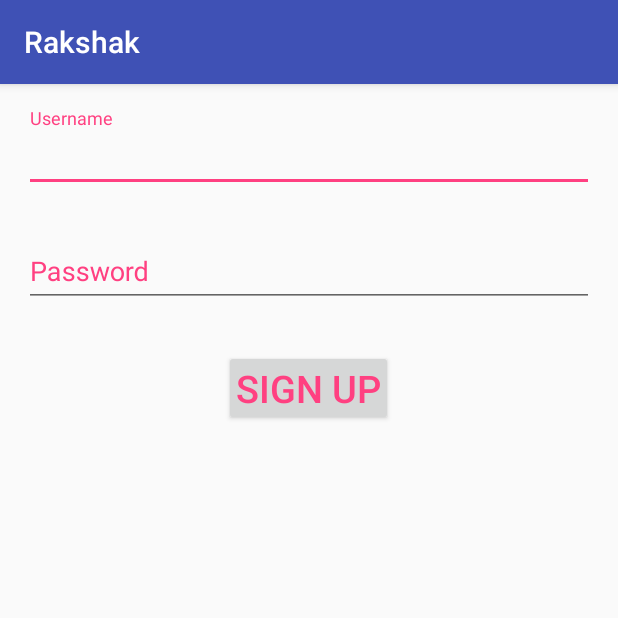
After one commit to GauravChaddha1996/Rakshak, an Android app: the RegisterActivity screen opened directly, with no data from a screen before it, on a phone screen of 412 x 824 dp, the top half of it. The commit adds this screen. Run offline under Robolectric (Android 15) with nearby library versions, the light colour scheme and no system bars; our stand-ins replace ButterKnife; libraries missing offline, so code that uses them is left out: devliving.online.securedpreferencestore, rx.android.schedulers, rx.schedulers.

Commit message:
Registration working

```diff
--- a/app/build.gradle
+++ b/app/build.gradle
@@ -58,4 +58,5 @@ dependencies {
     apt 'com.jakewharton:butterknife-compiler:8.4.0'
     debugCompile 'com.squareup.leakcanary:leakcanary-android:1.5'
     releaseCompile 'com.squareup.leakcanary:leakcanary-android-no-op:1.5'
+    compile 'online.devliving:securedpreferencestore:0.3.1'
 }
--- a/app/src/main/AndroidManifest.xml
+++ b/app/src/main/AndroidManifest.xml
@@ -5,11 +5,11 @@
     <uses-permission android:name="android.permission.INTERNET" />
 
     <application
+        android:name=".app.RakshakApplication"
         android:allowBackup="true"
         android:icon="@mipmap/ic_launcher"
         android:label="@string/app_name"
         android:supportsRtl="true"
-        android:name=".app.RakshakApplication"
         android:theme="@style/AppTheme">
         <activity
             android:name=".features.HomeActivity"
@@ -22,13 +22,13 @@
                 <category android:name="android.intent.category.LAUNCHER" />
             </intent-filter>
         </activity>
-
         <activity
             android:name=".features.sendmail.SendMailActivity"
             android:parentActivityName=".features.HomeActivity"
             android:screenOrientation="portrait"
             android:theme="@style/AppTheme.NoActionBar"
             android:windowSoftInputMode="adjustResize" />
+        <activity android:name=".RegisterActivity"></activity>
     </application>
 
 </manifest>
--- /dev/null
+++ b/app/src/main/java/com/sih/rakshak/RegisterActivity.java
@@ -0,0 +1,128 @@
+package com.sih.rakshak;
+
+import android.content.Intent;
+import android.os.Bundle;
+import android.support.design.widget.Snackbar;
+import android.support.design.widget.TextInputLayout;
+import android.support.v7.app.AppCompatActivity;
+import android.util.Log;
+import android.widget.Button;
+import android.widget.EditText;
+
+import com.sih.rakshak.features.HomeActivity;
+
+import java.io.IOException;
+import java.security.InvalidAlgorithmParameterException;
+import java.security.InvalidKeyException;
+import java.security.KeyStoreException;
+import java.security.NoSuchAlgorithmException;
+import java.security.NoSuchProviderException;
+import java.security.UnrecoverableEntryException;
+import java.security.cert.CertificateException;
+
+import javax.crypto.NoSuchPaddingException;
+
+import butterknife.BindView;
+import butterknife.ButterKnife;
+import butterknife.OnClick;
+import devliving.online.securedpreferencestore.SecuredPreferenceStore;
+import okhttp3.MediaType;
+import okhttp3.OkHttpClient;
+import okhttp3.Request;
+import okhttp3.RequestBody;
+import okhttp3.Response;
+import rx.Single;
+import rx.android.schedulers.AndroidSchedulers;
+import rx.schedulers.Schedulers;
+
+public class RegisterActivity extends AppCompatActivity {
+
+    @BindView(R.id.username)
+    EditText username;
+    @BindView(R.id.username_til)
+    TextInputLayout usernameTil;
+    @BindView(R.id.password)
+    EditText password;
+    @BindView(R.id.password_til)
+    TextInputLayout passwordTil;
+    @BindView(R.id.signup_button)
+    Button signupButton;
+
+    @Override
+    protected void onCreate(Bundle savedInstanceState) {
+        super.onCreate(savedInstanceState);
+        setContentView(R.layout.activity_register);
+        ButterKnife.bind(this);
+    }
+
+    @OnClick(R.id.signup_button)
+    void signUp() {
+        Single.create(singleSubscriber -> {
+            OkHttpClient client = new OkHttpClient();
+            MediaType mediaType = MediaType.parse("application/x-www-form-urlencoded");
+            RequestBody body = RequestBody.create(mediaType, "email=" + username.getText().toString()
+                    + "&password=" + password.getText().toString());
+            Request request = new Request.Builder()
+                    .url("https://mail.rakshak.ml/admin/mail/users/add")
+                    .post(body)
+                    .addHeader("authorization", "Basic dXNAcmFrc2hhay5tbDoyMjFCX3NpaDIwMTc=")
+                    .addHeader("cache-control", "no-cache")
+                    .addHeader("content-type", "application/x-www-form-urlencoded")
+                    .build();
+            try {
+                Response response = client.newCall(request).execute();
+                singleSubscriber.onSuccess(response);
+            } catch (IOException e) {
+                e.printStackTrace();
+                singleSubscriber.onError(e);
+            }
+        }).observeOn(AndroidSchedulers.mainThread())
+                .subscribeOn(Schedulers.io())
+                .subscribe(o -> {
+                    Response response = (Response) o;
+                    if (response.code() == 200) {
+                        saveUsernamePassword();
+                        try {
+                            Snackbar snackbar = Snackbar.make(password, response.body().string(), Snackbar.LENGTH_INDEFINITE);
+                            snackbar.setAction("Go to inbox", v -> {
+                                startActivity(new Intent(this, HomeActivity.class));
+                            }).show();
+                        } catch (Exception e) {
+                            e.printStackTrace();
+                        }
+                    } else {
+                        Log.d("tag", String.valueOf(response.code()));
+                        Log.d("tag", String.valueOf(response.message()));
+                        Snackbar.make(password, "Error", Snackbar.LENGTH_LONG).show();
+                    }
+                }, Throwable::printStackTrace);
+    }
+
+    private void saveUsernamePassword() {
+        try {
+            SecuredPreferenceStore prefStore = SecuredPreferenceStore.getSharedInstance(getApplicationContext());
+            prefStore.edit().putString("username", username.getText().toString()).apply();
+            prefStore.edit().putString("password", password.getText().toString()).apply();
+        } catch (IOException e) {
+            e.printStackTrace();
+        } catch (CertificateException e) {
+            e.printStackTrace();
+        } catch (NoSuchAlgorithmException e) {
+            e.printStackTrace();
+        } catch (InvalidKeyException e) {
+            e.printStackTrace();
+        } catch (UnrecoverableEntryException e) {
+            e.printStackTrace();
+        } catch (InvalidAlgorithmParameterException e) {
+            e.printStackTrace();
+        } catch (NoSuchPaddingException e) {
+            e.printStackTrace();
+        } catch (NoSuchProviderException e) {
+            e.printStackTrace();
+        } catch (KeyStoreException e) {
+            e.printStackTrace();
+        }
+
+    }
+
+}
--- a/app/src/main/java/com/sih/rakshak/features/notes/ItemClickSupport.java
+++ b/app/src/main/java/com/sih/rakshak/features/notes/ItemClickSupport.java
@@ -2,6 +2,8 @@ package com.sih.rakshak.features.notes;
 
 import android.support.v7.widget.RecyclerView;
 import android.view.View;
+
+import com.sih.rakshak.R;
 
 /**
  * Created by ManikantaInugurthi on 1/4/17 for Rakshak.
--- /dev/null
+++ b/app/src/main/res/layout/activity_register.xml
@@ -0,0 +1,65 @@
+<android.support.v4.widget.NestedScrollView xmlns:android="http://schemas.android.com/apk/res/android"
+    xmlns:app="http://schemas.android.com/apk/res-auto"
+    android:layout_width="match_parent"
+    android:layout_height="match_parent">
+
+    <LinearLayout
+        android:layout_width="match_parent"
+        android:layout_height="wrap_content"
+        android:clickable="true"
+        android:orientation="vertical">
+
+        <android.support.design.widget.TextInputLayout
+            android:id="@+id/username_til"
+            android:layout_width="match_parent"
+            android:layout_height="wrap_content"
+            android:paddingLeft="16dp"
+            android:paddingRight="16dp"
+            android:paddingTop="16dp"
+            android:textColorHint="@color/card_text"
+            app:errorEnabled="true"
+            app:errorTextAppearance="@style/TextAppearance.Design.Error"
+            app:hintAnimationEnabled="true"
+            app:hintEnabled="true">
+
+            <EditText
+                android:id="@+id/username"
+                android:layout_width="match_parent"
+                android:layout_height="wrap_content"
+                android:hint="Username"
+                android:inputType="textEmailAddress" />
+        </android.support.design.widget.TextInputLayout>
+
+        <android.support.design.widget.TextInputLayout
+            android:id="@+id/password_til"
+            android:layout_width="match_parent"
+            android:layout_height="wrap_content"
+            android:paddingLeft="16dp"
+            android:paddingRight="16dp"
+            android:textColorHint="@color/card_text"
+            app:errorEnabled="true"
+            app:errorTextAppearance="@style/TextAppearance.Design.Error"
+            app:hintAnimationEnabled="true"
+            app:hintEnabled="true">
+
+            <EditText
+                android:id="@+id/password"
+                android:layout_width="match_parent"
+                android:layout_height="wrap_content"
+                android:hint="Password"
+                android:inputType="textPassword" />
+        </android.support.design.widget.TextInputLayout>
+
+        <Button
+            android:id="@+id/signup_button"
+            android:layout_width="wrap_content"
+            android:layout_height="wrap_content"
+            android:layout_gravity="center"
+            android:layout_margin="8dp"
+            android:padding="8dp"
+            android:text="Sign Up"
+            android:textColor="@color/colorAccent"
+            android:textSize="25sp" />
+
+    </LinearLayout>
+</android.support.v4.widget.NestedScrollView>
--- a/app/src/main/res/layout/fragment_notes.xml
+++ b/app/src/main/res/layout/fragment_notes.xml
@@ -12,7 +12,7 @@
         android:id="@+id/emptyText"
         android:textSize="35sp"/>
 
-    <mani.itachi.encryptednotes.RecyclerViewExtender
+    <com.sih.rakshak.features.notes.RecyclerViewExtender
         android:id="@+id/recycler"
         android:layout_width="match_parent"
         android:layout_height="match_parent" />
```
Also changed, not shown: app/src/main/java/com/sih/rakshak/app/RakshakApplication.java (+10 -1 lines), app/src/main/java/com/sih/rakshak/database/DataManager.java (+109 -0 lines), app/src/main/java/com/sih/rakshak/features/HomeActivity.java (+47 -4 lines).
